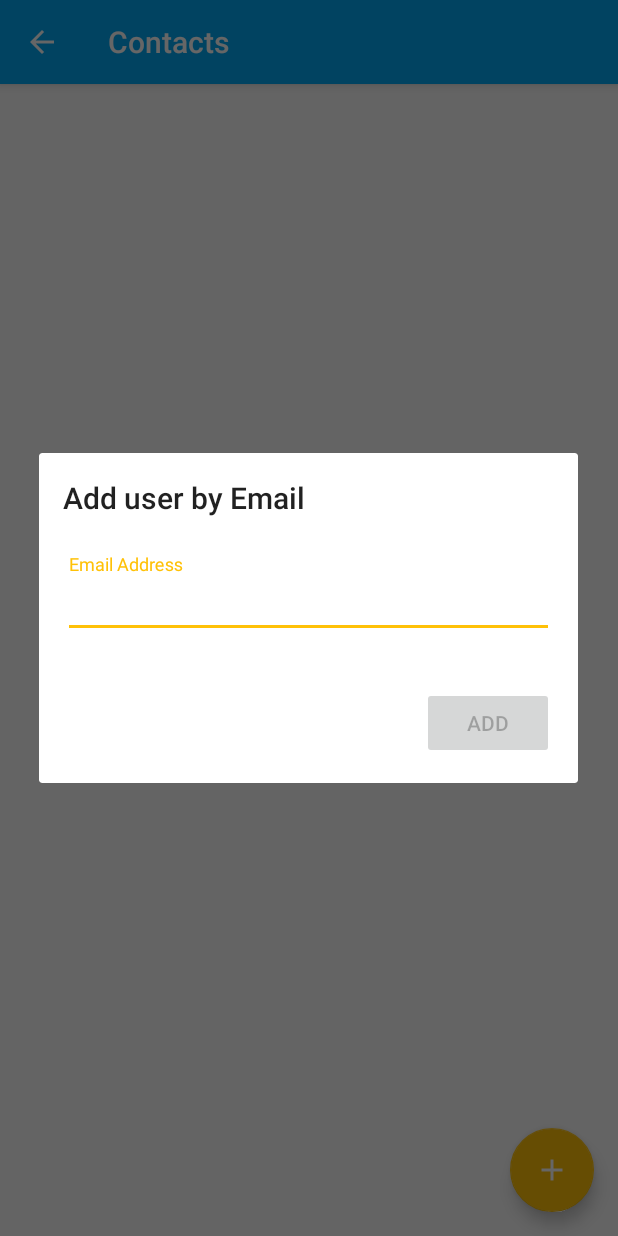
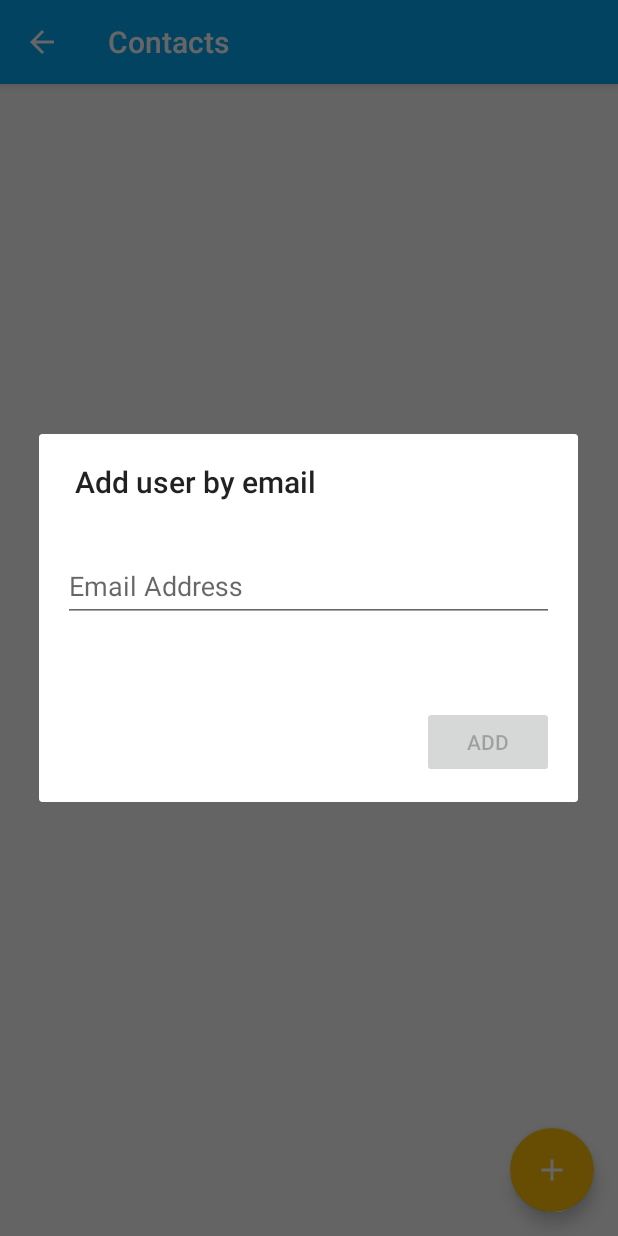
Before and after one commit to kid-kurashi/firebasechat, an Android app: the ContactsActivity screen opened directly, with no data from a screen before it, after a tap on an icon or button, on a phone screen of 412 x 824 dp. Run offline under Robolectric (Android 15) with nearby library versions, the phone set to English and light mode, and no system bars; our stand-ins replace Firebase (no records; nobody signed in at launch, a user with empty details on screens opened directly), RxJava, data binding; 1 statement that could not run was skipped.

Commit message:
Исправил диалог добавления юзера

```diff
--- a/app/build.gradle
+++ b/app/build.gradle
@@ -17,6 +17,7 @@ android {
         versionName "1.0"
         testInstrumentationRunner "android.support.test.runner.AndroidJUnitRunner"
     }
+
     buildTypes {
         release {
             minifyEnabled true
--- a/app/src/main/java/com/example/firebasechat/presentation/contacts/AddContactDialog.java
+++ /dev/null
@@ -1,145 +0,0 @@
-package com.example.firebasechat.presentation.contacts;
-
-import android.content.Context;
-import android.os.Bundle;
-import android.support.annotation.NonNull;
-import android.support.design.widget.TextInputEditText;
-import android.support.design.widget.TextInputLayout;
-import android.support.v7.app.AlertDialog;
-import android.text.Editable;
-import android.text.TextWatcher;
-import android.widget.Button;
-
-import com.example.firebasechat.R;
-import com.example.firebasechat.data.FirebaseRepository;
-
-import java.util.concurrent.TimeUnit;
-
-import io.reactivex.ObservableSource;
-import io.reactivex.android.schedulers.AndroidSchedulers;
-import io.reactivex.disposables.Disposable;
-import io.reactivex.functions.Function;
-import io.reactivex.schedulers.Schedulers;
-import io.reactivex.subjects.BehaviorSubject;
-
-public class AddContactDialog extends AlertDialog {
-
-    private FirebaseRepository firebaseRepository;
-    private TextInputLayout inputLayout;
-    private TextInputEditText inputEditText;
-    private Button addButton;
-
-    private BehaviorSubject<String> inputBehavior = BehaviorSubject.create();
-    private Disposable behaviorDisposable;
-    private AddButtonCallback callback;
-
-    protected AddContactDialog(@NonNull Context context) {
-        super(context);
-    }
-
-    @Override
-    protected void onCreate(Bundle savedInstanceState) {
-        super.onCreate(savedInstanceState);
-        setContentView(R.layout.add_contact_layout);
-
-        addButton = findViewById(R.id.add_contact_button);
-        inputLayout = findViewById(R.id.add_contact_layout);
-        inputEditText = findViewById(R.id.add_contact_edit_text);
-
-        addButton.setEnabled(false);
-        addButton.setOnClickListener(v -> {
-            if (inputEditText.getText() != null) {
-                callback.onClick(inputEditText.getText().toString());
-            }
-        });
-
-        inputEditText.addTextChangedListener(new TextWatcher() {
-            @Override
-            public void beforeTextChanged(CharSequence s, int start, int count, int after) {
-
-            }
-
-            @Override
-            public void onTextChanged(CharSequence s, int start, int before, int count) {
-                search();
-                if (s != null && !s.toString().isEmpty()) {
-                    inputBehavior.onNext(s.toString());
-                } else
-                    isEmptyField();
-            }
-
-            @Override
-            public void afterTextChanged(Editable s) {
-            }
-        });
-    }
-
-    @Override
-    protected void onStart() {
-        super.onStart();
-        inputEditText.setText("");
-        inputEditText.setSelection(0,0);
-        behaviorDisposable = inputBehavior
-                .debounce(1000, TimeUnit.MILLISECONDS)
-                .map(text -> firebaseRepository
-                        .findUserByEmail(text)
-                        .debounce(500, TimeUnit.MILLISECONDS)
-                        .subscribeOn(Schedulers.io())
-                        .observeOn(AndroidSchedulers.mainThread())
-                        .subscribe(this::isUserFound, this::onErrorReceived)
-                ).subscribe();
-    }
-
-    @Override
-    protected void onStop() {
-        if (behaviorDisposable != null && !behaviorDisposable.isDisposed())
-            behaviorDisposable.dispose();
-        super.onStop();
-    }
-
-    private void onErrorReceived(Throwable throwable) {
-        throwable.printStackTrace();
-    }
-
-    private void isUserFound(Boolean isFound) {
-        if (inputEditText.getText() != null && !inputEditText.getText().toString().isEmpty())
-            if (isFound)
-                userFound();
-            else
-                userNotFound();
-    }
-
-    private void search() {
-        isEmptyField();
-        addButton.setEnabled(false);
-    }
-
-    private void isEmptyField() {
-        addButton.setEnabled(false);
-        inputLayout.setErrorEnabled(false);
-    }
-
-    private void userNotFound() {
-        addButton.setEnabled(false);
-        inputLayout.setErrorTextAppearance(R.style.ErrorTextRed);
-        inputLayout.setError(getContext().getString(R.string.user_not_found));
-    }
-
-    private void userFound() {
-        addButton.setEnabled(true);
-        inputLayout.setErrorTextAppearance(R.style.ErrorTextGreen);
-        inputLayout.setError(getContext().getString(R.string.user_found));
-    }
-
-    public void setButtonCallback(AddButtonCallback callback) {
-        this.callback = callback;
-    }
-
-    public void setRepository(FirebaseRepository firebaseRepository) {
-        this.firebaseRepository = firebaseRepository;
-    }
-
-    public interface AddButtonCallback {
-        void onClick(String text);
-    }
-}
--- a/app/src/main/java/com/example/firebasechat/presentation/contacts/ContactsActivity.java
+++ b/app/src/main/java/com/example/firebasechat/presentation/contacts/ContactsActivity.java
@@ -3,40 +3,98 @@ package com.example.firebasechat.presentation.contacts;
 import android.arch.lifecycle.ViewModelProviders;
 import android.databinding.DataBindingUtil;
 import android.os.Bundle;
+import android.support.design.widget.TextInputEditText;
+import android.support.design.widget.TextInputLayout;
+import android.support.v7.app.AlertDialog;
 import android.support.v7.app.AppCompatActivity;
 import android.support.v7.util.DiffUtil;
 import android.support.v7.widget.LinearLayoutManager;
+import android.text.Editable;
+import android.text.TextWatcher;
 import android.view.MenuItem;
+import android.view.View;
+import android.widget.Button;
+import android.widget.EditText;
 
 import com.example.firebasechat.App;
 import com.example.firebasechat.R;
+import com.example.firebasechat.data.FirebaseRepository;
 import com.example.firebasechat.databinding.ActivityContactsBinding;
 import com.example.firebasechat.presentation.base.ModelFactory;
 
 import java.util.List;
+import java.util.concurrent.TimeUnit;
+
+import io.reactivex.android.schedulers.AndroidSchedulers;
+import io.reactivex.disposables.Disposable;
+import io.reactivex.schedulers.Schedulers;
+import io.reactivex.subjects.BehaviorSubject;
 
 public class ContactsActivity extends AppCompatActivity {
 
     private ContactsViewModel viewModel;
     private ActivityContactsBinding binding;
-    private AddContactDialog addContactDialog;
     private ContactsAdapter adapter;
     private App app;
+
+    private FirebaseRepository firebaseRepository;
+
+    private AlertDialog dialogFromBuilder;
+    private View dialogView;
+    private TextInputLayout layout;
+    private EditText editText;
+    private Button button;
+    private Disposable behaviorDisposable;
+    private BehaviorSubject<String> inputBehavior = BehaviorSubject.create();
 
     @Override
     protected void onCreate(Bundle savedInstanceState) {
         super.onCreate(savedInstanceState);
 
         app = ((App) getApplication());
+        firebaseRepository = app.getFirebaseRepository();
+
         getSupportActionBar().setDisplayHomeAsUpEnabled(true);
         binding = DataBindingUtil.setContentView(this, R.layout.activity_contacts);
         viewModel = ViewModelProviders.of(this, new ModelFactory(app)).get(ContactsViewModel.class);
         getLifecycle().addObserver(viewModel);
 
-        addContactDialog = new AddContactDialog(this);
-        addContactDialog.setTitle(getString(R.string.add_user_title));
-        addContactDialog.setButtonCallback(text -> viewModel.addContact(text));
-        addContactDialog.setRepository(app.getFirebaseRepository());
+        dialogView = getLayoutInflater().inflate(R.layout.add_contact_layout, null);
+        layout = dialogView.findViewById(R.id.add_contact_layout);
+        editText = dialogView.findViewById(R.id.add_contact_edit_text);
+        button = dialogView.findViewById(R.id.add_contact_button);
+
+        editText.addTextChangedListener(new TextWatcher() {
+            @Override
+            public void beforeTextChanged(CharSequence s, int start, int count, int after) {
+
+            }
+
+            @Override
+            public void onTextChanged(CharSequence s, int start, int before, int count) {
+                search();
+                if (s != null && !s.toString().isEmpty()) {
+                    inputBehavior.onNext(s.toString());
+                } else
+                    isEmptyField();
+            }
+
+            @Override
+            public void afterTextChanged(Editable s) {
+            }
+        });
+        button.setOnClickListener(v -> {
+            if (editText.getText() != null && !editText.getText().toString().isEmpty()) {
+                viewModel.addContact(editText.getText().toString());
+                dialogFromBuilder.dismiss();
+            }
+        });
+
+        dialogFromBuilder = new AlertDialog.Builder(this)
+                .setView(dialogView)
+                .setTitle(R.string.add_user_title)
+                .create();
+
         binding.fabAddContact.setOnClickListener(v -> showDialog());
 
         viewModel.isProgress.observe(this, progress -> binding.setModel(viewModel));
@@ -66,14 +124,14 @@ public class ContactsActivity extends AppCompatActivity {
     }
 
     private void showDialog() {
-        if (!addContactDialog.isShowing()) {
-            addContactDialog.show();
+        if (!dialogFromBuilder.isShowing()) {
+            dialogFromBuilder.show();
         }
     }
 
     private void closeDialog() {
-        if (addContactDialog.isShowing()) {
-            addContactDialog.dismiss();
+        if (dialogFromBuilder.isShowing()) {
+            dialogFromBuilder.dismiss();
         }
     }
 
@@ -85,4 +143,62 @@ public class ContactsActivity extends AppCompatActivity {
         }
         return super.onOptionsItemSelected(item);
     }
+
+    @Override
+    protected void onStart() {
+        super.onStart();
+        editText.setText("");
+        button.setEnabled(false);
+        behaviorDisposable = inputBehavior
+                .debounce(1000, TimeUnit.MILLISECONDS)
+                .map(text -> firebaseRepository
+                        .findUserByEmail(text)
+                        .debounce(500, TimeUnit.MILLISECONDS)
+                        .subscribeOn(Schedulers.io())
+                        .observeOn(AndroidSchedulers.mainThread())
+                        .subscribe(this::isUserFound, this::onErrorReceived)
+                ).subscribe();
+    }
+
+    private void onErrorReceived(Throwable throwable) {
+        throwable.printStackTrace();
+    }
+
+    private void userNotFound() {
+        button.setEnabled(false);
+        layout.setErrorTextAppearance(R.style.ErrorTextRed);
+        layout.setError(getString(R.string.user_not_found));
+    }
+
+    private void userFound() {
+        button.setEnabled(true);
+        layout.setErrorTextAppearance(R.style.ErrorTextGreen);
+        layout.setError(getString(R.string.user_found));
+    }
+
+    private void isUserFound(Boolean isFound) {
+        if (editText.getText() != null && !editText.getText().toString().isEmpty())
+            if (isFound)
+                userFound();
+            else
+                userNotFound();
+    }
+
+    private void isEmptyField() {
+        button.setEnabled(false);
+        layout.setErrorEnabled(false);
+    }
+
+    private void search() {
+        isEmptyField();
+        button.setEnabled(false);
+    }
+
+    @Override
+    protected void onStop() {
+        super.onStop();
+        if (behaviorDisposable != null && !behaviorDisposable.isDisposed()) {
+            behaviorDisposable.dispose();
+        }
+    }
 }
--- a/app/src/main/res/layout/add_contact_layout.xml
+++ b/app/src/main/res/layout/add_contact_layout.xml
@@ -1,20 +1,12 @@
 <?xml version="1.0" encoding="utf-8"?>
-<android.support.constraint.ConstraintLayout xmlns:android="http://schemas.android.com/apk/res/android"
+<LinearLayout xmlns:android="http://schemas.android.com/apk/res/android"
     xmlns:app="http://schemas.android.com/apk/res-auto"
     xmlns:tools="http://schemas.android.com/tools"
     android:layout_width="match_parent"
-    android:layout_height="220dp">
-
-    <TextView
-        android:id="@+id/textView"
-        style="@style/TextAppearance.AppCompat.Widget.ActionBar.Title"
-        android:layout_width="wrap_content"
-        android:layout_height="wrap_content"
-        android:layout_marginStart="16dp"
-        android:layout_marginTop="16dp"
-        android:text="@string/add_user_title"
-        app:layout_constraintStart_toStartOf="parent"
-        app:layout_constraintTop_toTopOf="parent" />
+    android:layout_height="wrap_content"
+    android:descendantFocusability="beforeDescendants"
+    android:focusableInTouchMode="true"
+    android:orientation="vertical">
 
     <android.support.design.widget.TextInputLayout
         android:id="@+id/add_contact_layout"
@@ -23,13 +15,9 @@
         android:layout_marginStart="16dp"
         android:layout_marginTop="24dp"
         android:layout_marginEnd="16dp"
-        android:hint="@string/email_address"
-        app:layout_constraintEnd_toEndOf="parent"
-        app:layout_constraintHorizontal_bias="0.0"
-        app:layout_constraintStart_toStartOf="parent"
-        app:layout_constraintTop_toBottomOf="@+id/textView">
+        android:hint="@string/email_address">
 
-        <android.support.design.widget.TextInputEditText
+        <EditText
             android:id="@+id/add_contact_edit_text"
             android:layout_width="match_parent"
             android:layout_height="wrap_content"
@@ -43,6 +31,6 @@
         android:layout_marginEnd="16dp"
         android:layout_marginBottom="16dp"
         android:text="@string/add"
-        app:layout_constraintBottom_toBottomOf="parent"
-        app:layout_constraintEnd_toEndOf="parent" />
-</android.support.constraint.ConstraintLayout>
+        android:layout_gravity="bottom|end"
+        android:layout_marginTop="56dp"/>
+</LinearLayout>
--- a/app/src/main/res/values/strings.xml
+++ b/app/src/main/res/values/strings.xml
@@ -13,5 +13,5 @@
     <string name="ok">OK</string>
     <string name="cancel">CANCEL</string>
     <string name="pick_contacts">Pick contacts</string>
-    <string name="add_user_title">Add user by Email</string>
+    <string name="add_user_title">Add user by email</string>
 </resources>
```
